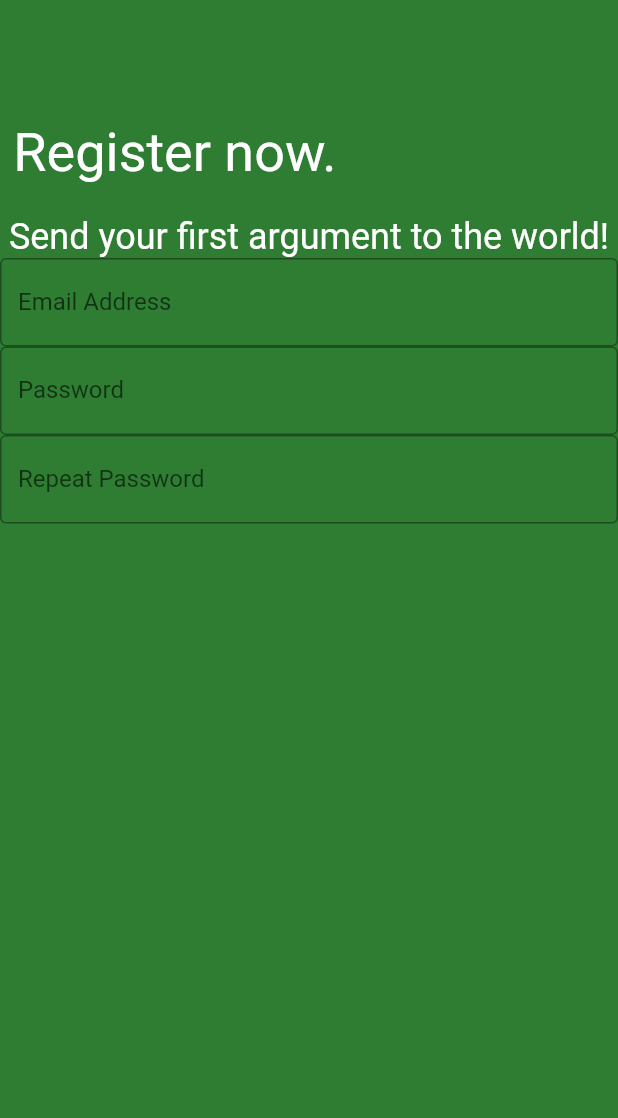
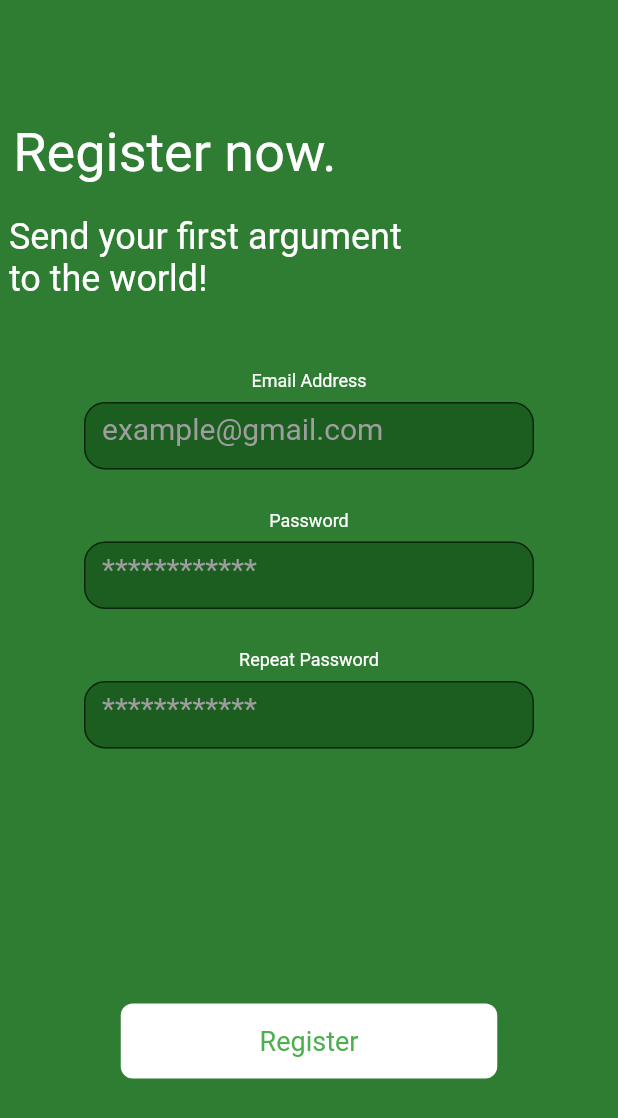
Before and after one commit to Sheroziy-CODE/slash_2022_frontend, a Flutter app: the screen it shows after launch, after a tap on "Register", on a phone screen of 412 x 824 dp. Shown: the top 1118 px of the screen. Run offline on Flutter 3.47's test engine with Material 2 defaults, Android fonts, the phone set to English and light mode, and no system bars.

Commit message:
last commit

```diff
--- a/lib/main.dart
+++ b/lib/main.dart
@@ -81,12 +81,12 @@
                       if (index == 0){
                         Navigator.push(
                         context,
-                        MaterialPageRoute(builder: (context) => const RegisterScreen()),
+                        MaterialPageRoute(builder: (context) =>  RegisterScreen()),
                       );}
                       else {
                         Navigator.push(
                           context,
-                          MaterialPageRoute(builder: (context) => const LogInScreen()),
+                          MaterialPageRoute(builder: (context) =>  LogInScreen()),
                         );
                       }
                     },
--- a/lib/screens/logInScreen.dart
+++ b/lib/screens/logInScreen.dart
@@ -1,9 +1,23 @@
 import 'package:flutter/gestures.dart';
 import 'package:flutter/material.dart';
+import 'package:slash_2022/screens/registerScreen.dart';
 
-class LogInScreen extends StatelessWidget {
-  const LogInScreen ({super.key});
+class LogInScreen extends StatefulWidget {
+  LogInScreen ({super.key});
 
+  @override
+  State<LogInScreen> createState() => _LogInScreenState();
+}
+
+class _LogInScreenState extends State<LogInScreen> {
+
+
+  Future<void> _submit(String user, String pw) async {
+
+  }
+
+  final userController = TextEditingController();
+  final pwController = TextEditingController();
   @override
   Widget build(BuildContext context) {
     return Scaffold(
@@ -41,6 +55,7 @@ class LogInScreen extends StatelessWidget {
                 width: 300,
                 height: 45,
                 child: TextField(
+                  controller: userController,
                   textAlign: TextAlign.left,
                   textAlignVertical: TextAlignVertical.center,
                   keyboardType:
@@ -79,11 +94,11 @@ class LogInScreen extends StatelessWidget {
                 width: 300,
                 height: 45,
                 child: TextField(
+                  controller: pwController,
                   textAlign: TextAlign.left,
                   obscureText: true,
                   textAlignVertical: TextAlignVertical.center,
-                  keyboardType:
-                  TextInputType.emailAddress,
+                  keyboardType: TextInputType.emailAddress,
                   style: const TextStyle(fontSize: 20, color: Colors.grey),
                   decoration: InputDecoration(
                     hintText: "************",
@@ -105,15 +120,24 @@ class LogInScreen extends StatelessWidget {
               ),
             ),
             const SizedBox(
-              height: 50,
+              height: 170,
             ),
             RichText(
               textAlign: TextAlign.left,
               text: TextSpan(
                 text: "Don’t have an account? Let’s register now.",
                 style: TextStyle(height: 4,fontSize: 12, color: Colors.grey),
-
+                recognizer: TapGestureRecognizer()
+                  ..onTap = () {
+                    Navigator.push(
+                      context,
+                      MaterialPageRoute(builder: (context) => const RegisterScreen()),
+                    );
+                  },
               ),
+            ),
+            const SizedBox(
+              height: 5,
             ),
             Center(
               child: GestureDetector(
@@ -132,7 +156,9 @@ class LogInScreen extends StatelessWidget {
                     ),
                   ),
                 ),
-                onTap: () {},
+                onTap: () {
+                  _submit(userController.text, pwController.text);
+                },
               ),
             ),
           ],
--- a/lib/screens/registerScreen.dart
+++ b/lib/screens/registerScreen.dart
@@ -11,8 +11,7 @@ class RegisterScreen extends StatelessWidget {
       body: SingleChildScrollView(
         child: Column(
           children: [
-            Expanded(
-              child: Align(
+            Align(
               alignment: Alignment.topLeft,
               child: RichText(
                 textAlign: TextAlign.left,
@@ -23,30 +22,150 @@ class RegisterScreen extends StatelessWidget {
                       style: TextStyle(height: 4, fontSize: 36),
                     ),
                     TextSpan(
-                          text: "\n Send your first argument to the world!",
+                      text: "\n Send your first argument\n to the world!",
                       style: TextStyle(fontSize: 24),
                     ),
                   ],
                 ),
               ),
             ),
+            const SizedBox(
+              height: 20,
             ),
-            TextFormField(
-              decoration: const InputDecoration(
-                labelText: 'Email Address',
-                border: OutlineInputBorder(),
+            RichText(
+              textAlign: TextAlign.left,
+              text: const TextSpan(
+                text: "Email Address",
+                style: TextStyle(height: 4, fontSize: 12),
               ),
             ),
-            TextFormField(
-              decoration: const InputDecoration(
-                labelText: 'Password',
-                border: OutlineInputBorder(),
+            Center(
+              child: SizedBox(
+                width: 300,
+                height: 45,
+                child: TextField(
+                  textAlign: TextAlign.left,
+                  textAlignVertical: TextAlignVertical.center,
+                  keyboardType:
+                  TextInputType.emailAddress,
+                  style: const TextStyle(fontSize: 20, color: Colors.grey),
+                  decoration: InputDecoration(
+                    hintText: "example@gmail.com",
+                    hintStyle: const TextStyle(color: Colors.grey),
+                    filled: true,
+                    alignLabelWithHint: false,
+                    border: OutlineInputBorder(
+                      borderRadius: BorderRadius.circular(14.0),
+                    ),
+                    fillColor: Colors.green[900],
+                    floatingLabelAlignment: FloatingLabelAlignment.center,
+                    floatingLabelStyle: const TextStyle(
+                      fontSize: 15,
+                      color: Colors.grey,
+                    ),
+                    labelStyle: const TextStyle(
+                        fontSize: 18, color: Colors.grey),
+                    focusColor: Colors.grey,
                   ),
                 ),
-            TextFormField(
-              decoration: const InputDecoration(
-                labelText: 'Repeat Password',
-                border: OutlineInputBorder(),
+              ),
+            ),
+            RichText(
+              textAlign: TextAlign.left,
+              text: const TextSpan(
+                text: "Password",
+                style: TextStyle(height: 4,fontSize: 12),
+              ),
+            ),
+            Center(
+              child: SizedBox(
+                width: 300,
+                height: 45,
+                child: TextField(
+                  textAlign: TextAlign.left,
+                  obscureText: true,
+                  textAlignVertical: TextAlignVertical.center,
+                  keyboardType:
+                  TextInputType.emailAddress,
+                  style: const TextStyle(fontSize: 20, color: Colors.grey),
+                  decoration: InputDecoration(
+                    hintText: "************",
+                    hintStyle: const TextStyle(color: Colors.grey),
+                    filled: true,
+                    alignLabelWithHint: false,
+                    border: OutlineInputBorder(
+                      borderRadius: BorderRadius.circular(14.0),
+                    ),
+                    fillColor: Colors.green[900],
+                    floatingLabelAlignment: FloatingLabelAlignment.center,
+                    floatingLabelStyle: const TextStyle(
+                        fontSize: 15, color: Colors.grey),
+                    labelStyle: const TextStyle(
+                        fontSize: 18, color: Colors.grey),
+                    focusColor: Colors.grey,
+                  ),
+                ),
+              ),
+            ),
+            RichText(
+              textAlign: TextAlign.left,
+              text: const TextSpan(
+                text: "Repeat Password",
+                style: TextStyle(height: 4,fontSize: 12),
+              ),
+            ),
+            Center(
+              child: SizedBox(
+                width: 300,
+                height: 45,
+                child: TextField(
+                  textAlign: TextAlign.left,
+                  obscureText: true,
+                  textAlignVertical: TextAlignVertical.center,
+                  keyboardType:
+                  TextInputType.emailAddress,
+                  style: const TextStyle(fontSize: 20, color: Colors.grey),
+                  decoration: InputDecoration(
+                    hintText: "************",
+                    hintStyle: const TextStyle(color: Colors.grey),
+                    filled: true,
+                    alignLabelWithHint: false,
+                    border: OutlineInputBorder(
+                      borderRadius: BorderRadius.circular(14.0),
+                    ),
+                    fillColor: Colors.green[900],
+                    floatingLabelAlignment: FloatingLabelAlignment.center,
+                    floatingLabelStyle: const TextStyle(
+                        fontSize: 15, color: Colors.grey),
+                    labelStyle: const TextStyle(
+                        fontSize: 18, color: Colors.grey),
+                    focusColor: Colors.grey,
+                  ),
+                ),
+              ),
+
+            ),
+            const SizedBox(
+              height: 170,
+            ),
+            Center(
+              child: GestureDetector(
+                child: Container(
+                  width: 251,
+                  height: 50,
+                  decoration: BoxDecoration(
+                    color: Colors.white,
+                    borderRadius: BorderRadius.circular(8),
+                  ),
+                  child: const Center(
+                    child: Text(
+                      "Register",
+                      style: TextStyle(fontSize: 18, color: Colors.green),
+                      key: Key("login_button"),
+                    ),
+                  ),
+                ),
+                onTap: () {},
               ),
             ),
           ],
--- a/pubspec.yaml
+++ b/pubspec.yaml
@@ -34,7 +34,6 @@ dependencies:
   # The following adds the Cupertino Icons font to your application.
   # Use with the CupertinoIcons class for iOS style icons.
   cupertino_icons: ^1.0.2
-  url_launcher: ^5.7.5
 
 dev_dependencies:
   flutter_test:
@@ -46,7 +45,6 @@ dev_dependencies:
   # package. See that file for information about deactivating specific lint
   # rules and activating additional ones.
   flutter_lints: ^2.0.0
-  url_launcher: ^5.7.5
 
 # For information on the generic Dart part of this file, see the
 # following page: https://dart.dev/tools/pub/pubspec
```
Also changed, not shown: lib/providers/AuthantificationProvider.dart (added), lib/providers/dummyProvider.dart (deleted), pubspec.lock. Lines whose indentation alone changed are shown as unchanged.
